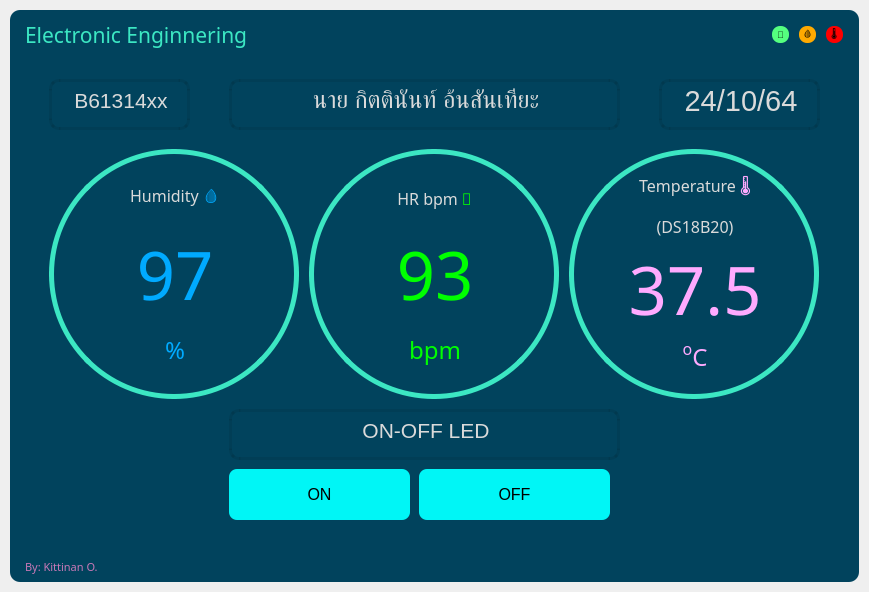
This is main-2.ui in oatanurakch/GUI_ESP32 as Qt 5 draws it before an edit. The edited form follows.
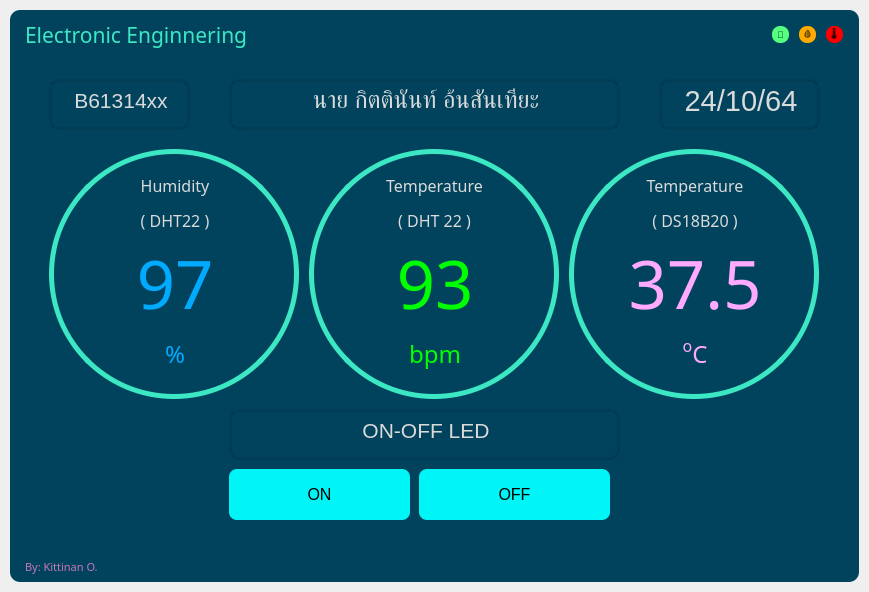
This is the edited form.

```diff
--- a/main-2.ui
+++ b/main-2.ui
@@ -412,7 +412,7 @@
 color: rgb(218, 218, 218);</string>
                     </property>
                     <property name="text">
-                     <string>&lt;html&gt;&lt;head/&gt;&lt;body&gt;&lt;p&gt;Humidity &lt;span style=&quot; color:#00aaff;&quot;&gt;🩸&lt;/span&gt;&lt;/p&gt;&lt;/body&gt;&lt;/html&gt;</string>
+                     <string>&lt;html&gt;&lt;head/&gt;&lt;body&gt;&lt;p&gt;Humidity&lt;/p&gt;&lt;p&gt;( DHT22 )&lt;/p&gt;&lt;/body&gt;&lt;/html&gt;</string>
                     </property>
                     <property name="alignment">
                      <set>Qt::AlignCenter</set>
@@ -535,7 +535,7 @@
 color: rgb(218, 218, 218);</string>
                     </property>
                     <property name="text">
-                     <string>&lt;html&gt;&lt;head/&gt;&lt;body&gt;&lt;p&gt;HR bpm &lt;span style=&quot; color:#00ff00;&quot;&gt;💓&lt;/span&gt;&lt;/p&gt;&lt;/body&gt;&lt;/html&gt;</string>
+                     <string>&lt;html&gt;&lt;head/&gt;&lt;body&gt;&lt;p&gt;Temperature&lt;/p&gt;&lt;p&gt;( DHT 22 )&lt;/p&gt;&lt;/body&gt;&lt;/html&gt;</string>
                     </property>
                     <property name="alignment">
                      <set>Qt::AlignCenter</set>
@@ -658,7 +658,7 @@
 color: rgb(218, 218, 218);</string>
                     </property>
                     <property name="text">
-                     <string>&lt;html&gt;&lt;head/&gt;&lt;body&gt;&lt;p&gt;Temperature &lt;span style=&quot; color:#ffaaff;&quot;&gt;🌡&lt;/span&gt;&lt;/p&gt;&lt;p&gt;(DS18B20)&lt;/p&gt;&lt;/body&gt;&lt;/html&gt;</string>
+                     <string>&lt;html&gt;&lt;head/&gt;&lt;body&gt;&lt;p&gt;Temperature&lt;/p&gt;&lt;p&gt;( DS18B20 )&lt;/p&gt;&lt;/body&gt;&lt;/html&gt;</string>
                     </property>
                     <property name="alignment">
                      <set>Qt::AlignCenter</set>
```
